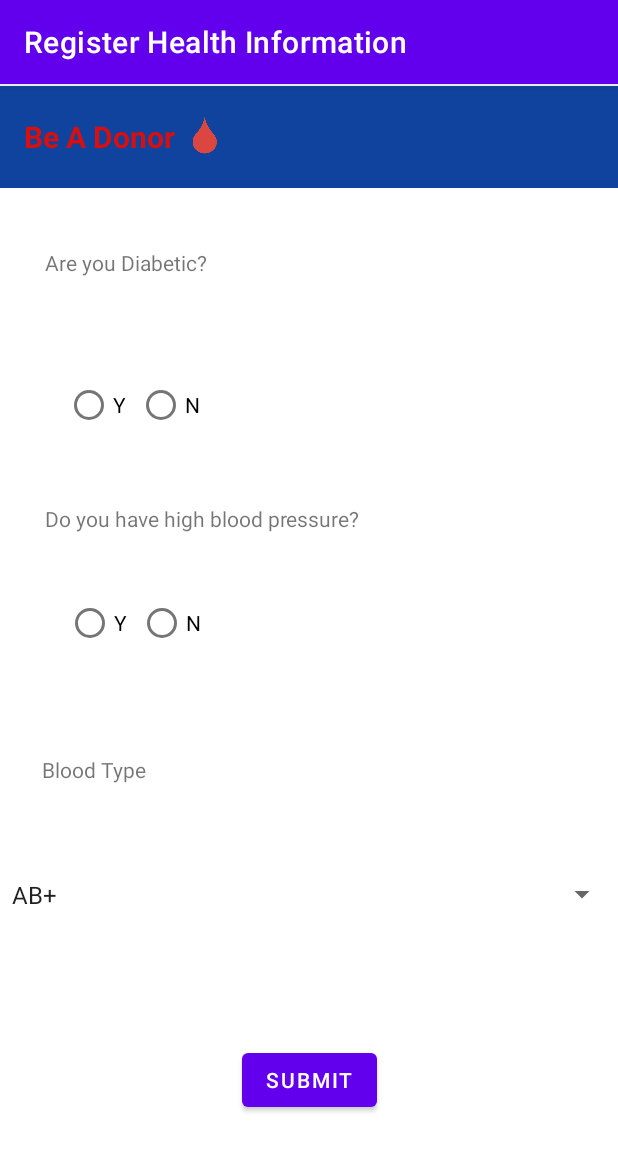
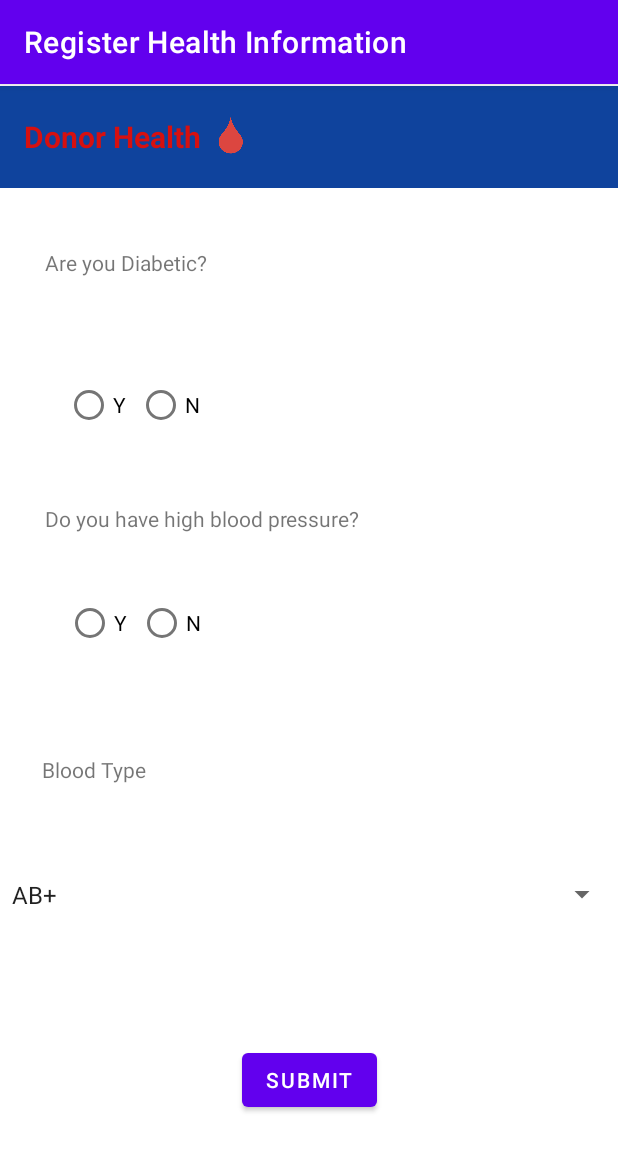
Before and after one commit to Antony-Samir/Blood-Donation-App, an Android app: the RegisterDonorHealthActivity screen opened directly, with no data from a screen before it, on a phone screen of 412 x 824 dp. Shown: the top 1151 px of the screen. Run offline under Robolectric (Android 15) with nearby library versions, the phone set to English and light mode, and no system bars; 1 statement that could not run was skipped.

Commit message:
Updated Some Files

```diff
--- a/Blood Donation App/app/src/main/res/layout/activity_register_donor_health.xml
+++ b/Blood Donation App/app/src/main/res/layout/activity_register_donor_health.xml
@@ -22,7 +22,7 @@
             android:id="@+id/Background"
             android:layout_width="wrap_content"
             android:layout_height="wrap_content"
-            android:text="@string/be_a_donor"
+            android:text="Donor Health"
             android:textColor="#D61010"
             android:textSize="20sp"
             android:textStyle="bold"
```
Also changed, not shown: 5 other files.
